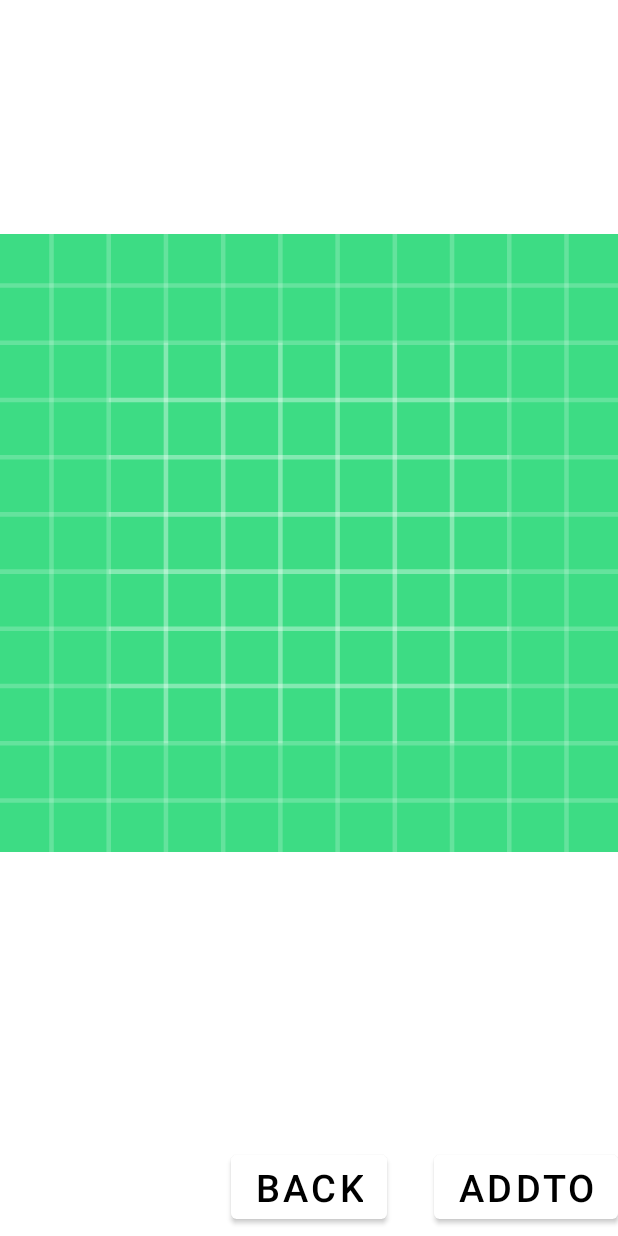
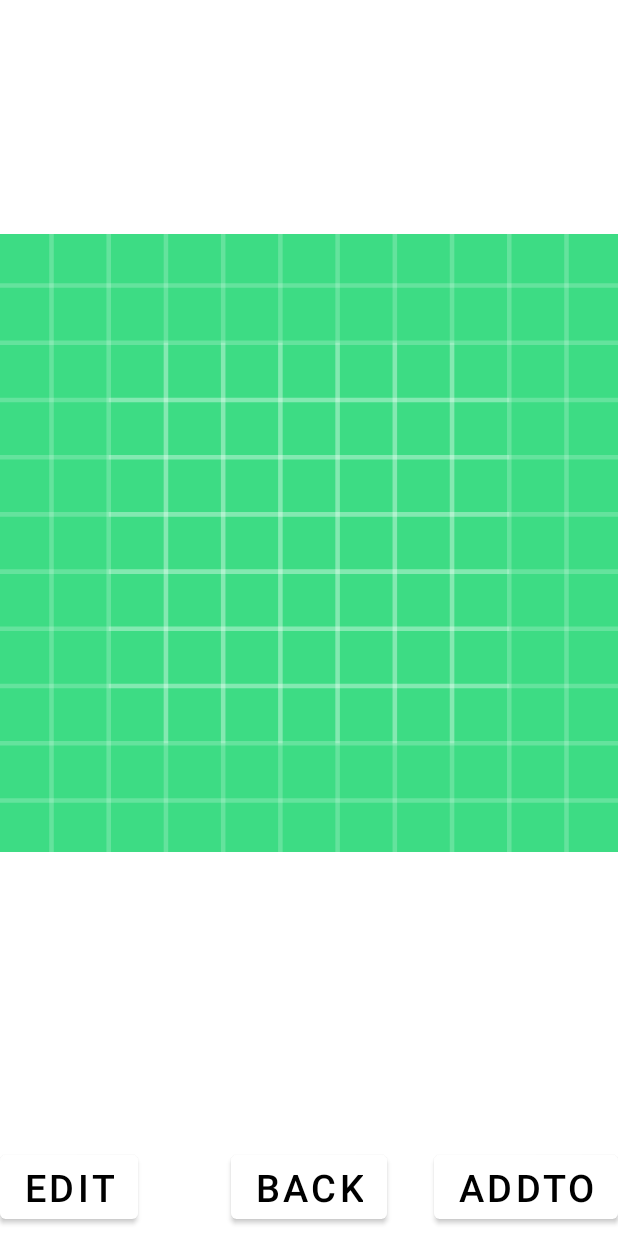
Before and after one commit to ascorbic1230/Gallery, an Android app: the layout fullscreen_img.xml on its own in the app's theme, with its tools: preview values and no code run, on a phone screen of 412 x 824 dp. Run offline under Robolectric (Android 15) with nearby library versions, the phone set to English and light mode, and no system bars.

Commit message:
added edit image

```diff
--- a/app/build.gradle
+++ b/app/build.gradle
@@ -18,6 +18,9 @@ android {
         release {
             minifyEnabled false
             proguardFiles getDefaultProguardFile('proguard-android-optimize.txt'), 'proguard-rules.pro'
+        }
+        packagingOptions {
+            exclude 'META-INF/rxjava.properties'
         }
     }
     compileOptions {
@@ -46,4 +49,7 @@ dependencies {
     // Glide v4 uses this new annotation processor -- see https://bumptech.github.io/glide/doc/generatedapi.html
     annotationProcessor 'com.github.bumptech.glide:compiler:4.12.0'
     //SlideShow
+
+    // Photo editor
+    implementation 'com.github.iamutkarshtiwari:Ananas:1.2.6'
 }
--- a/app/src/main/AndroidManifest.xml
+++ b/app/src/main/AndroidManifest.xml
@@ -1,11 +1,13 @@
 <?xml version="1.0" encoding="utf-8"?>
 <manifest xmlns:android="http://schemas.android.com/apk/res/android"
+    xmlns:tools="http://schemas.android.com/tools"
     package="com.example.Gallery07">
 
     <uses-permission android:name="android.permission.READ_EXTERNAL_STORAGE" />
     <uses-permission android:name="android.permission.WRITE_EXTERNAL_STORAGE" />
 
     <application
+        tools:replace="android:allowBackup"
         android:allowBackup="false"
         android:icon="@mipmap/ic_launcher"
         android:label="@string/app_name"
--- a/app/src/main/res/layout/fullscreen_img.xml
+++ b/app/src/main/res/layout/fullscreen_img.xml
@@ -4,6 +4,18 @@
     xmlns:tools="http://schemas.android.com/tools"
     android:layout_width="match_parent"
     android:layout_height="match_parent">
+
+    <Button
+        android:id="@+id/editButton"
+        android:layout_width="wrap_content"
+        android:layout_height="wrap_content"
+        android:layout_marginBottom="5dp"
+        android:gravity="center"
+        android:text="Edit"
+        android:textSize="25sp"
+        app:layout_constraintBottom_toBottomOf="parent"
+        app:layout_constraintLeft_toLeftOf="parent"
+         />
 
     <Button
         android:id="@+id/backButton"
```
Also changed, not shown: app/src/main/java/com/example/Gallery07/FullscreenImgActivity.java (+76 -2 lines), 1 other file.
